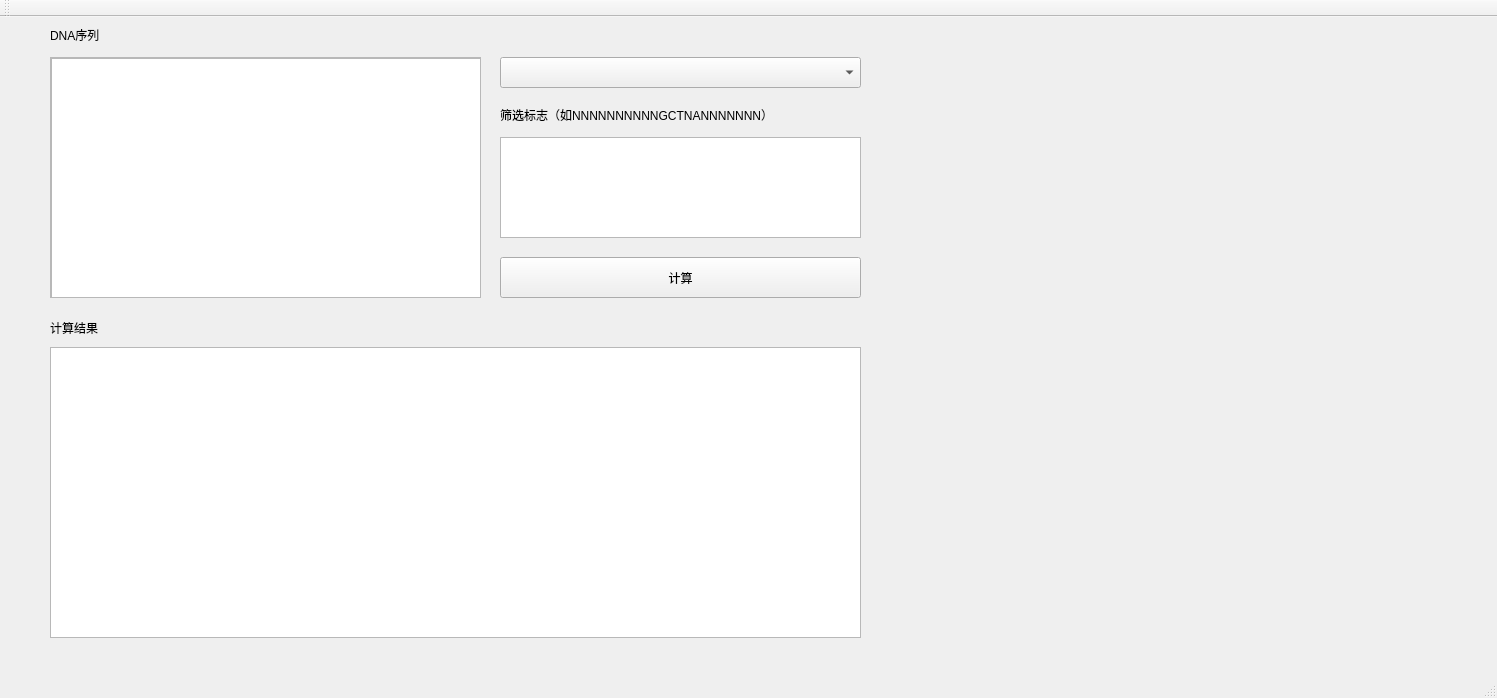
Above: mainwindow.ui from SocketLi/RibozymeCalculator before the change. Below: the same form after it.
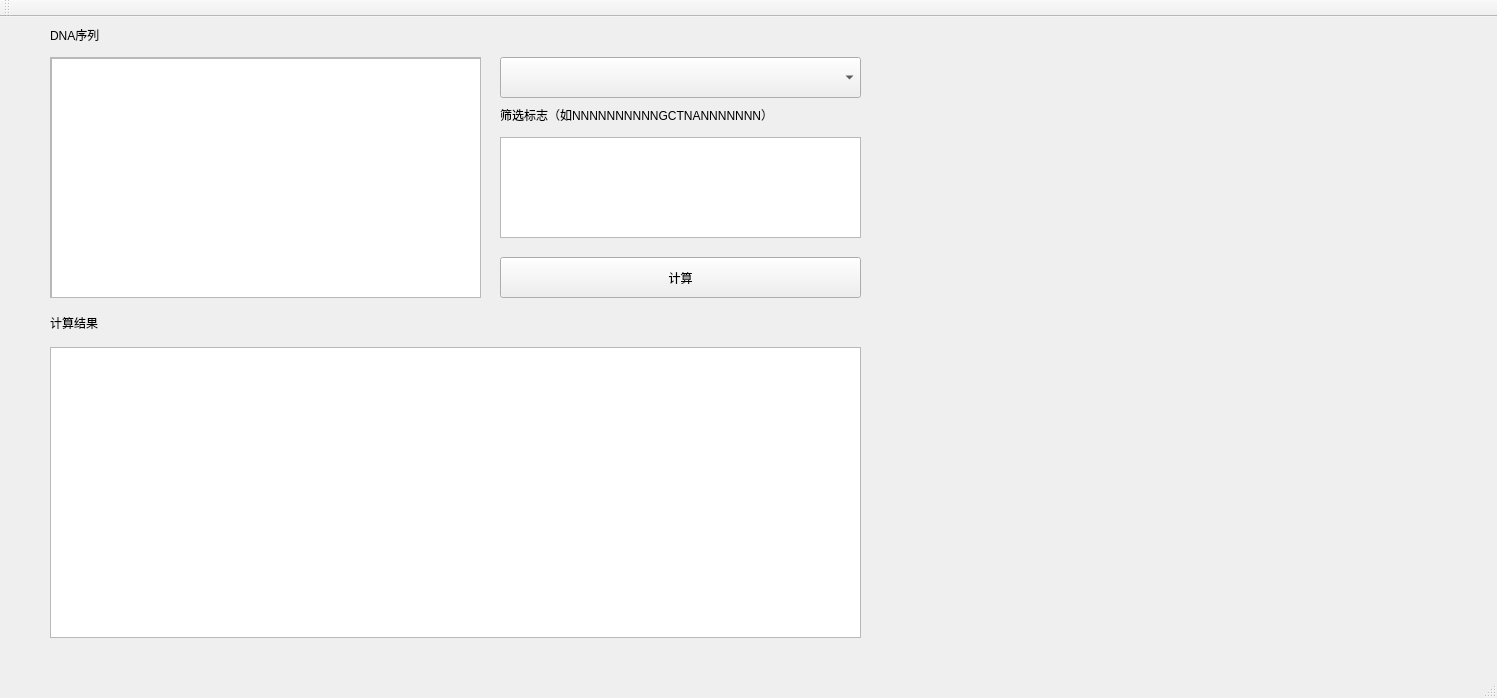
That is the form after the change.

```diff
--- a/mainwindow.ui
+++ b/mainwindow.ui
@@ -85,9 +85,17 @@
       <x>500</x>
       <y>40</y>
       <width>361</width>
-      <height>31</height>
+      <height>41</height>
      </rect>
     </property>
+    <property name="font">
+     <font>
+      <family>Times New Roman</family>
+      <pointsize>16</pointsize>
+      <weight>50</weight>
+      <bold>false</bold>
+     </font>
+    </property>
    </widget>
    <widget class="QTableView" name="ResultView">
     <property name="enabled">
@@ -106,9 +114,9 @@
     <property name="geometry">
      <rect>
       <x>50</x>
-      <y>300</y>
+      <y>290</y>
       <width>72</width>
-      <height>21</height>
+      <height>31</height>
      </rect>
     </property>
     <property name="text">
```
Left out of the diff: 8 changed lines with no effect on the pictures.
